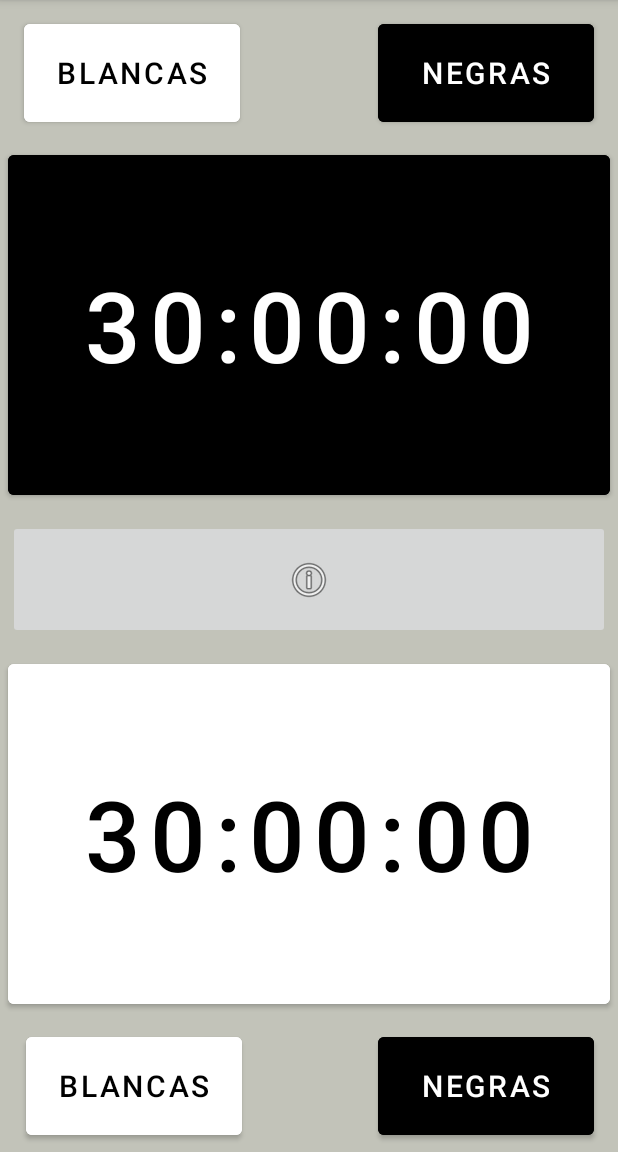
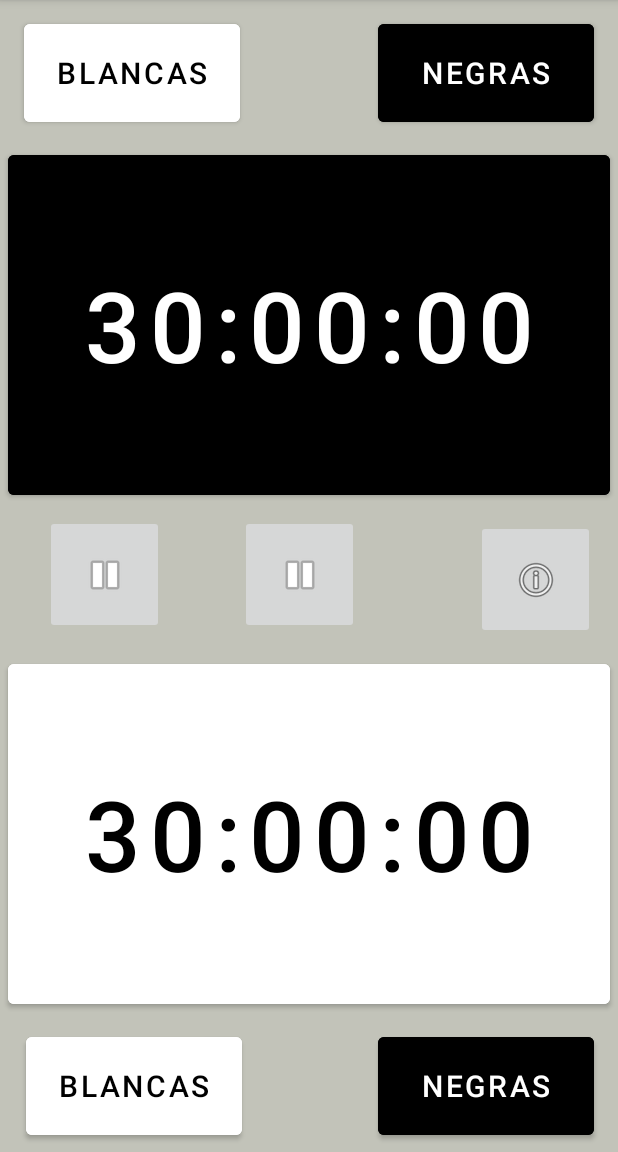
Before and after one commit to alu0101048239/ChessClock, an Android app: the screen it shows after launch (MainActivity), on a phone screen of 412 x 824 dp, the part 84-1236 px from its top. Run offline under Robolectric (Android 15) with nearby library versions, the phone set to English and light mode, and no system bars.

Commit message:
Botones pantalla de inicio

```diff
--- a/app/src/main/java/Modelo/Clock.java
+++ b/app/src/main/java/Modelo/Clock.java
@@ -55,6 +55,12 @@ public class Clock extends MainActivity {
     timer.cancel();
   }
 
+  public void Reset() {
+    minutos = 30;
+    segundos = 0;
+    centesimas = 0;
+  }
+
   public String SetTime() {
     String textMinutos = "";
     String textSegundos = "";
--- a/app/src/main/java/com/ull/chessclock/VoiceSettings.java
+++ b/app/src/main/java/com/ull/chessclock/VoiceSettings.java
@@ -22,6 +22,9 @@ public class VoiceSettings extends Options {
     Bundle state = getIntent().getExtras();
     voz.SetLanguage(state.getString("lenguaje_actual"));
     voz.SetSpeed(state.getFloat("velocidad_actual"));
+    voz.SetVoice(state.getString("voz_actual"));
+    voz.SetPitch(state.getFloat("tono_actual"));
+
     velocidad = (TextView) findViewById(R.id.title);
     velocidad.setText(traduction.GetEtiquetaVoz());
     cambio_velocidad = (TextView) findViewById(R.id.velocidad);
--- a/app/src/main/res/layout/activity_main.xml
+++ b/app/src/main/res/layout/activity_main.xml
@@ -118,7 +118,7 @@
 
     <ImageButton
         android:id="@+id/options"
-        android:layout_width="match_parent"
+        android:layout_width="79dp"
         android:layout_height="79dp"
         android:layout_marginStart="5dp"
         android:layout_marginTop="5dp"
@@ -127,8 +127,40 @@
         android:onClick="Options"
         app:layout_constraintBottom_toTopOf="@+id/blancas"
         app:layout_constraintEnd_toEndOf="parent"
+        app:layout_constraintHorizontal_bias="0.968"
         app:layout_constraintStart_toStartOf="parent"
         app:layout_constraintTop_toBottomOf="@+id/negras"
         app:srcCompat="@android:drawable/ic_menu_info_details" />
 
+    <ImageButton
+        android:id="@+id/pause"
+        android:layout_width="79dp"
+        android:layout_height="79dp"
+        android:layout_marginStart="5dp"
+        android:layout_marginEnd="5dp"
+        android:onClick="Pause"
+        app:layout_constraintBottom_toTopOf="@+id/blancas"
+        app:layout_constraintEnd_toEndOf="parent"
+        app:layout_constraintHorizontal_bias="0.077"
+        app:layout_constraintStart_toStartOf="parent"
+        app:layout_constraintTop_toBottomOf="@+id/negras"
+        app:layout_constraintVertical_bias="0.35"
+        app:srcCompat="@android:drawable/ic_media_pause" />
+
+    <ImageButton
+        android:id="@+id/reset"
+        android:layout_width="79dp"
+        android:layout_height="79dp"
+        android:layout_marginStart="5dp"
+        android:layout_marginEnd="5dp"
+        android:onClick="Reset"
+        app:layout_constraintBottom_toTopOf="@+id/blancas"
+        app:layout_constraintEnd_toEndOf="parent"
+        app:layout_constraintHorizontal_bias="0.481"
+        app:layout_constraintStart_toStartOf="parent"
+        app:layout_constraintTop_toBottomOf="@+id/negras"
+        app:layout_constraintVertical_bias="0.35"
+        app:srcCompat="@android:drawable/ic_media_pause"
+        tools:srcCompat="@android:drawable/ic_menu_rotate" />
+
 </androidx.constraintlayout.widget.ConstraintLayout>
```
Also changed, not shown: app/src/main/java/Modelo/Traduction.java (+12 -0 lines), app/src/main/java/com/ull/chessclock/MainActivity.java (+27 -1 lines), app/src/main/java/com/ull/chessclock/Options.java (+10 -1 lines), 1 other file.
